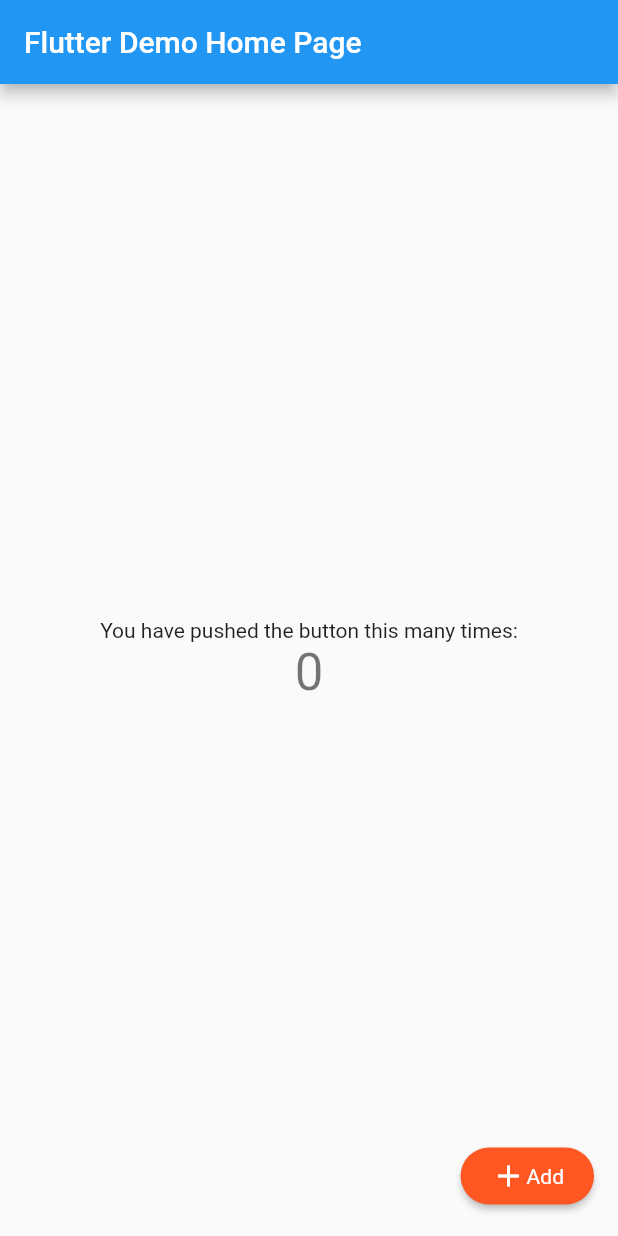
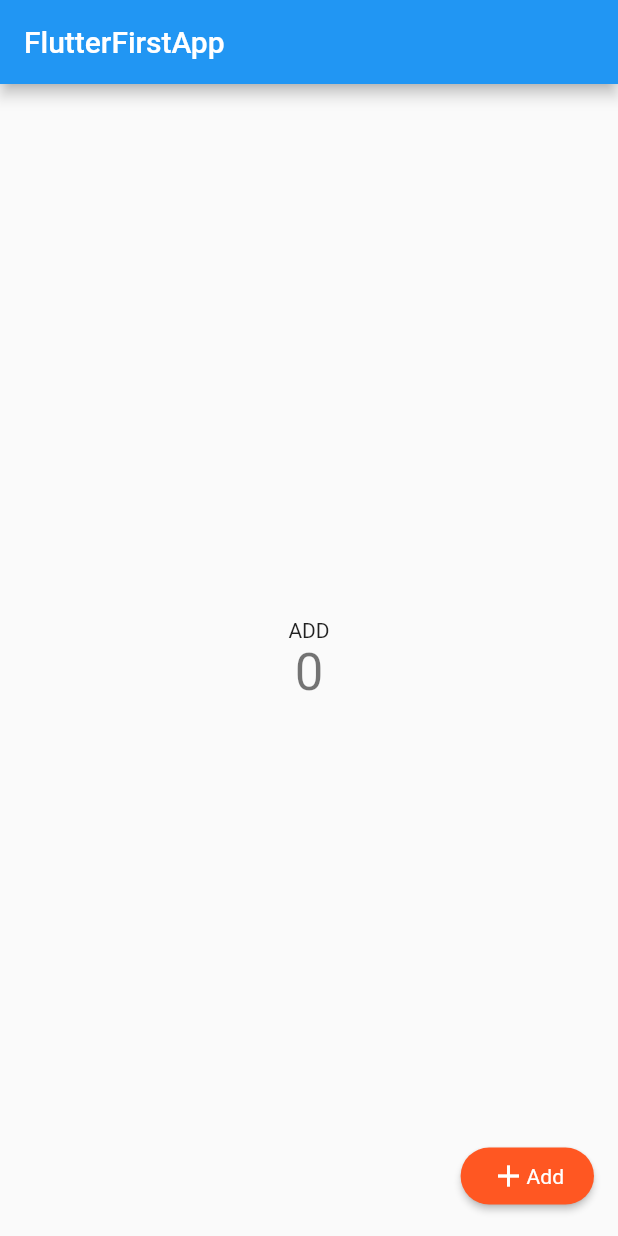
Before and after one commit to bankjirapan/FlutterFirstApp, a Flutter app: the screen it shows after launch, on a phone screen of 412 x 824 dp. Run offline on Flutter 3.47's test engine with Material 2 defaults, Android fonts, the phone set to English and light mode, and no system bars.

Commit message:
[ EDIT ] Edit text Header

```diff
--- a/flutterfirstapp/lib/main.dart
+++ b/flutterfirstapp/lib/main.dart
@@ -20,7 +20,7 @@ class MyApp extends StatelessWidget {
         // counter didn't reset back to zero; the application is not restarted.
         primarySwatch: Colors.blue,
       ),
-      home: new MyHomePage(title: 'Flutter Demo Home Page'),
+      home: new MyHomePage(title: 'FlutterFirstApp'),
     );
   }
 }
@@ -96,7 +96,7 @@ class _MyHomePageState extends State<MyHomePage> {
           mainAxisAlignment: MainAxisAlignment.center,
           children: <Widget>[
             new Text(
-              'You have pushed the button this many times:',
+              'ADD',
             ),
             new Text(
               '$_counter',
```
